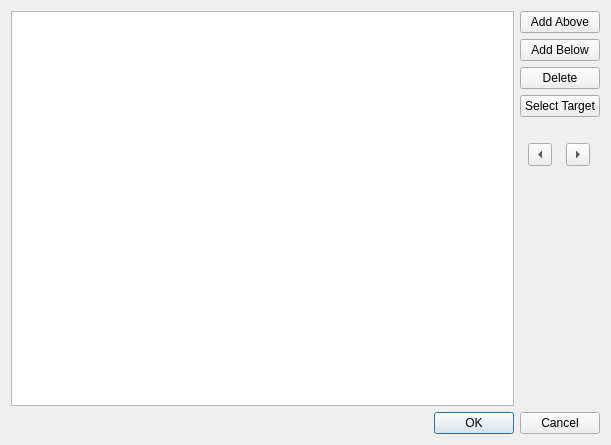
Sigil-Ebook/Sigil, file src/Sigil/Form_Files/EditTOC.ui: the form before one commit.
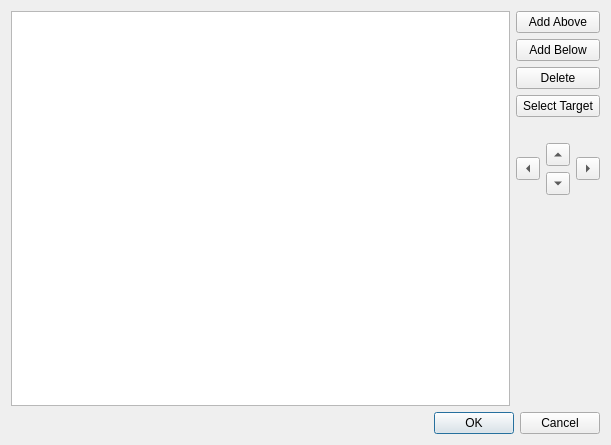
The form after the commit.

Commit message: Added possibility to move entries in TOC up and down.

```diff
--- a/src/Sigil/Form_Files/EditTOC.ui
+++ b/src/Sigil/Form_Files/EditTOC.ui
@@ -121,6 +121,30 @@
            </property>
           </widget>
          </item>
+         <item>
+          <layout class="QVBoxLayout" name="verticalLayout_3">
+           <item>
+            <widget class="QToolButton" name="MoveUp">
+             <property name="text">
+              <string>...</string>
+             </property>
+             <property name="arrowType">
+              <enum>Qt::UpArrow</enum>
+             </property>
+            </widget>
+           </item>
+           <item>
+            <widget class="QToolButton" name="MoveDown">
+             <property name="text">
+              <string>...</string>
+             </property>
+             <property name="arrowType">
+              <enum>Qt::DownArrow</enum>
+             </property>
+            </widget>
+           </item>
+          </layout>
+         </item>
          <item>
           <widget class="QToolButton" name="MoveRight">
            <property name="toolTip">
```
Left out of the diff: 21 changed lines with no effect on the pictures. The commit also changes 2 other files.
